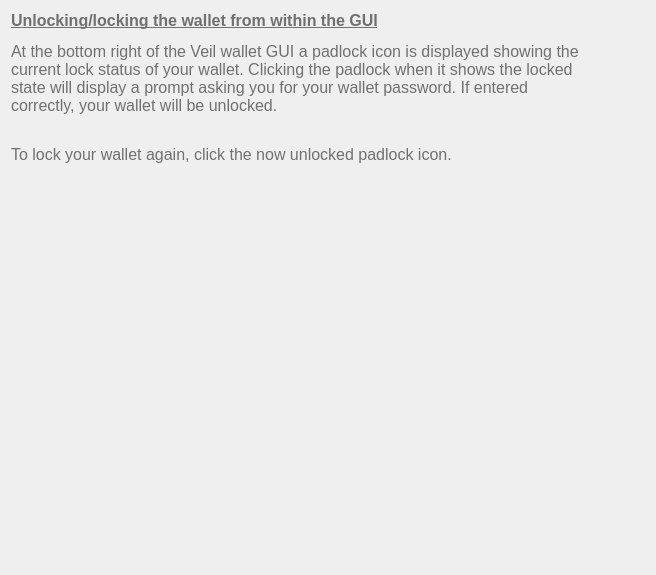
Veil-Project/veil, file src/qt/veil/forms/settingsfaq12.ui: the form before one commit.
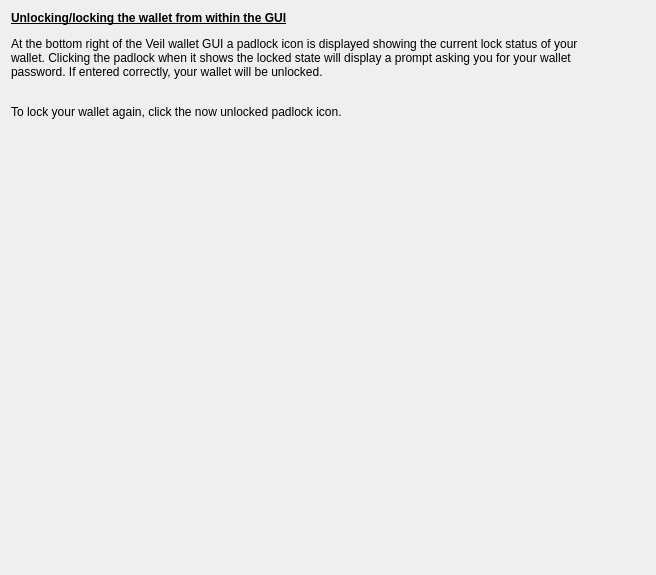
The form after the commit.

```diff
--- a/src/qt/veil/forms/settingsfaq12.ui
+++ b/src/qt/veil/forms/settingsfaq12.ui
@@ -13,10 +13,6 @@
   <property name="windowTitle">
    <string>Form</string>
   </property>
-  <property name="styleSheet">
-   <string notr="true">font-size:16px;
-color:#707070;</string>
-  </property>
   <layout class="QVBoxLayout" name="verticalLayout">
    <property name="rightMargin">
     <number>60</number>
@@ -29,9 +25,6 @@
        <height>0</height>
       </size>
      </property>
-     <property name="styleSheet">
-      <string notr="true">font-weight:200;</string>
-     </property>
      <property name="text">
       <string>&lt;html&gt;&lt;head/&gt;&lt;body&gt;&lt;p&gt;&lt;span style=&quot; font-weight:600; text-decoration: underline;&quot;&gt;Unlocking/locking the wallet from within the GUI&lt;/span&gt;&lt;/p&gt;&lt;p&gt;&lt;span style=&quot; font-weight:400;&quot;&gt;At the bottom right of the Veil wallet GUI a padlock icon is displayed showing the current lock status of your wallet. Clicking the padlock when it shows the locked state will display a prompt asking you for your wallet password. If entered correctly, your wallet will be unlocked.&lt;/span&gt;&lt;/p&gt;&lt;p&gt;&lt;br/&gt;&lt;span style=&quot; font-weight:400;&quot;&gt;To lock your wallet again, click the now unlocked padlock icon.&lt;/span&gt;&lt;/p&gt;&lt;/body&gt;&lt;/html&gt;</string>
      </property>
```
